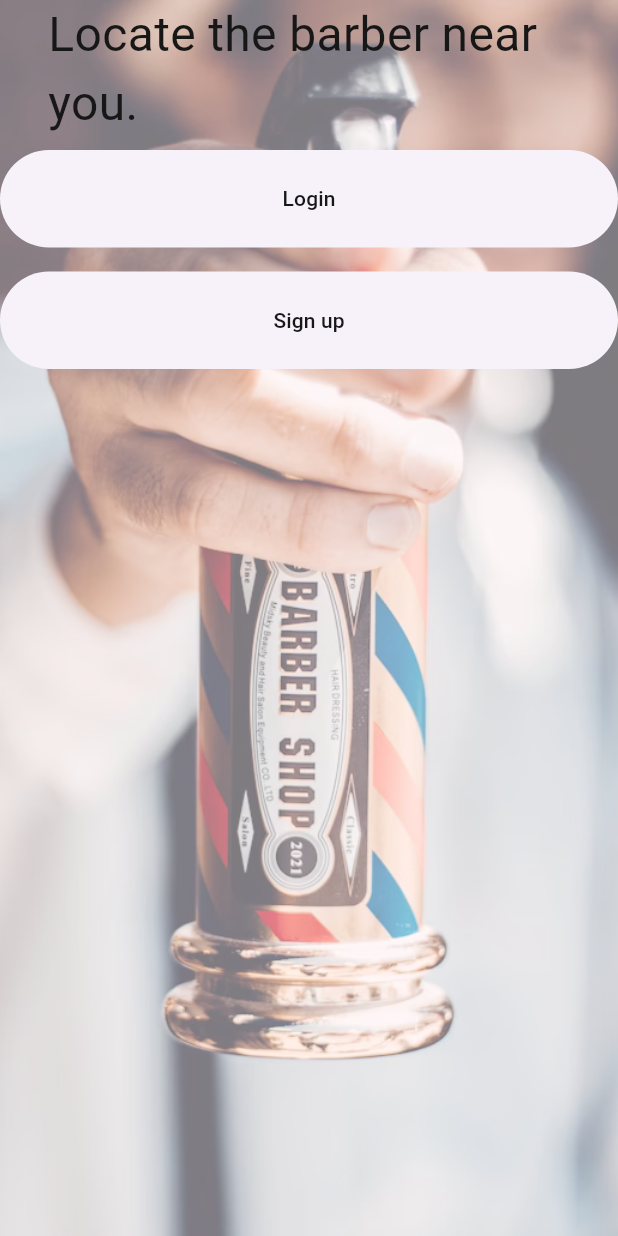
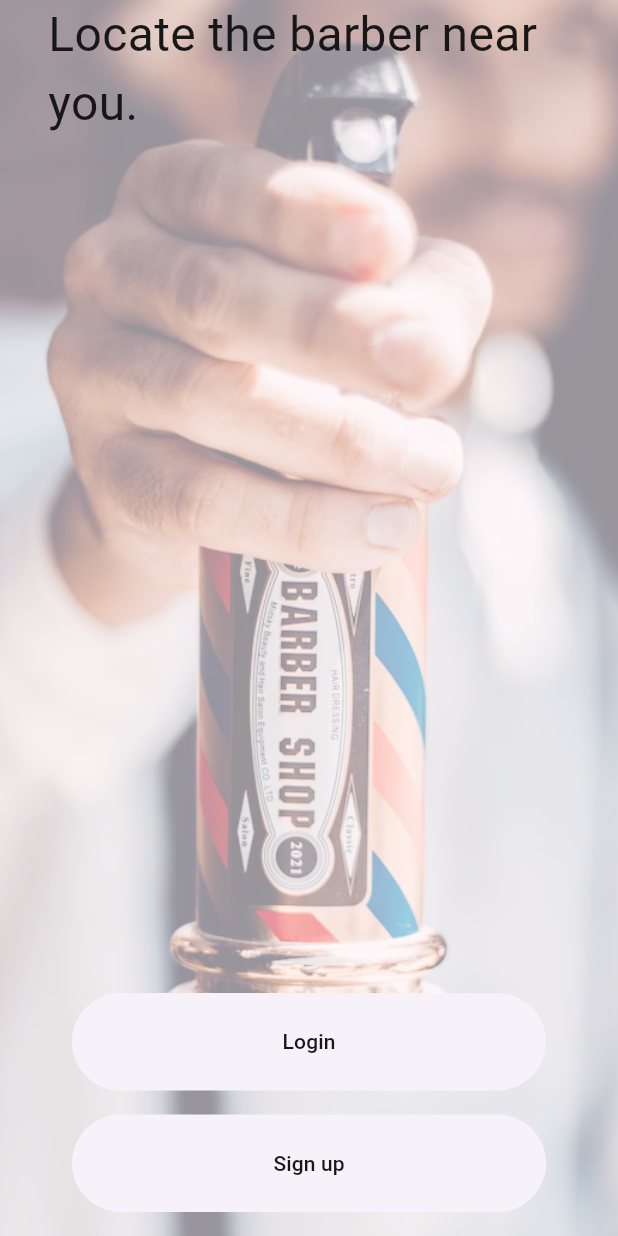
Before and after one commit to sjmagbanua/Barux, a Flutter app: the screen it shows after launch, on a phone screen of 412 x 824 dp. Run offline on Flutter 3.47's test engine with Material 3 defaults, Android fonts, the phone set to English and light mode, and no system bars; our stand-ins replace go_router, google_maps_flutter.

Commit message:
align button to bottomcenter

```diff
--- a/lib/pages/onboardingScreen/view/onboardingScreenPage.dart
+++ b/lib/pages/onboardingScreen/view/onboardingScreenPage.dart
@@ -12,7 +12,7 @@ class Onboardingscreenpage extends StatelessWidget {
       body: Stack(
         children: [
           Opacity(
-            opacity: 0.5,
+            opacity: 0.4,
             child: Container(
               height: double.infinity,
               width: double.infinity,
@@ -43,8 +43,13 @@ class Onboardingscreenpage extends StatelessWidget {
             ),
           ),
           Padding(
-            padding: const EdgeInsets.only(top: 100),
-            child: Onboardingscreenbutton(),
+            padding: const EdgeInsets.symmetric(horizontal: 48),
+            child: Column(
+              mainAxisAlignment: MainAxisAlignment.end,
+              children: [
+                Onboardingscreenbutton(),
+              ],
+            ),
           ),
         ],
       ),
```
